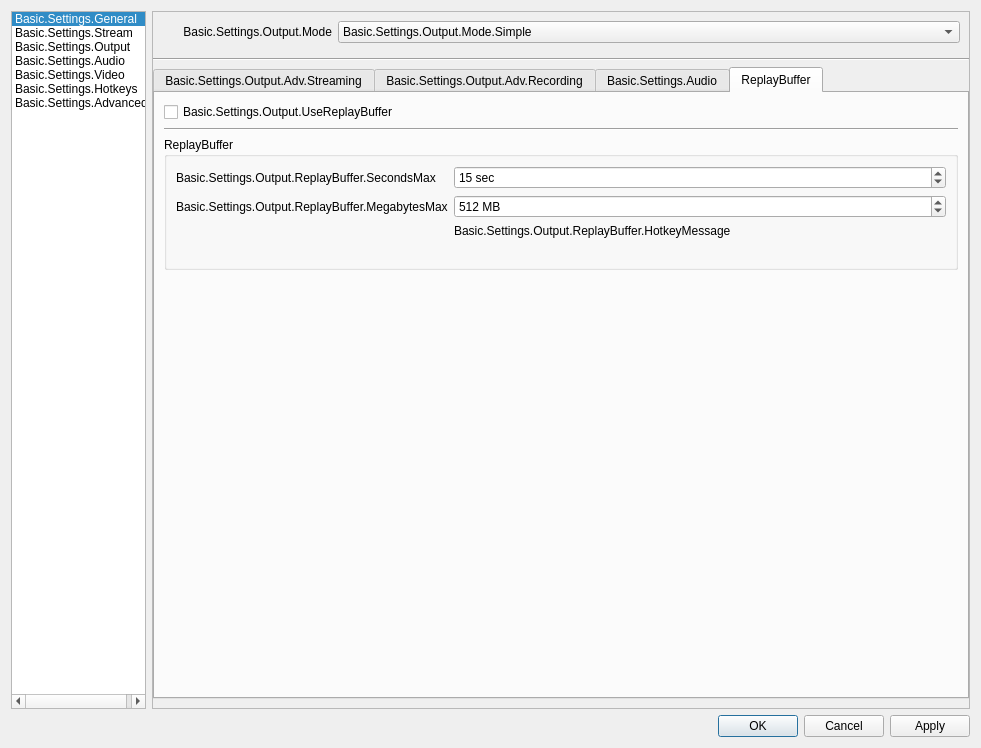
BenJuan26/obs-studio, file UI/forms/OBSBasicSettings.ui: the form before one commit.
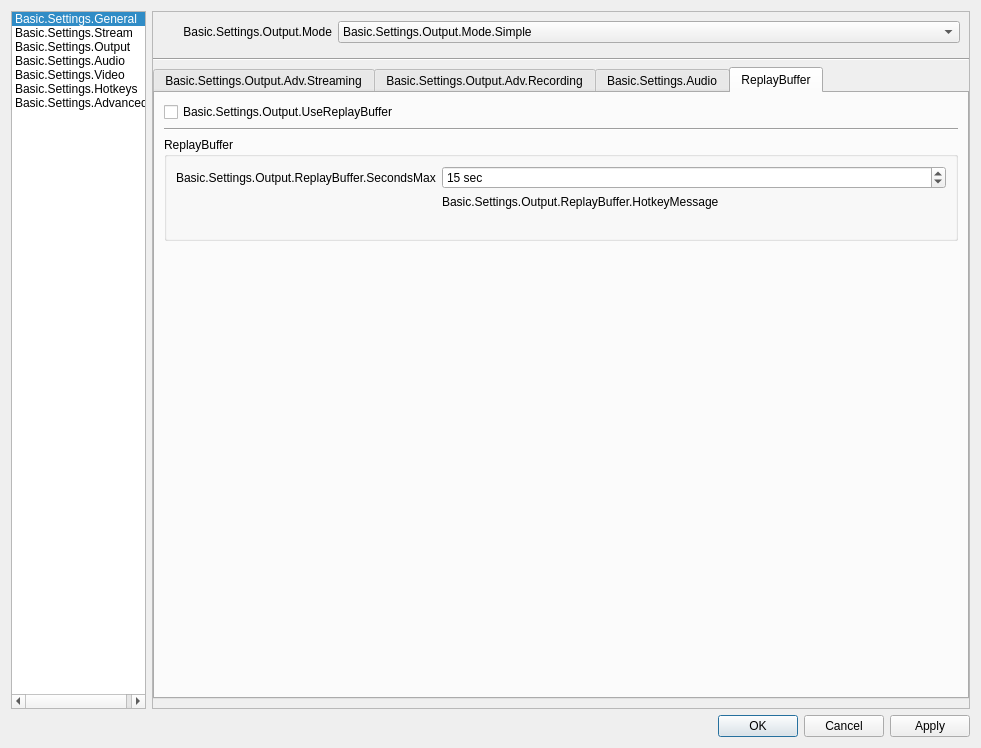
The form after the commit. Icons and pictures are not drawn.

Commit message: Fix handling of stream settings with replay buffer

Diff of the .ui file:
```diff
--- a/UI/forms/OBSBasicSettings.ui
+++ b/UI/forms/OBSBasicSettings.ui
@@ -3047,37 +3047,14 @@
                           </property>
                          </widget>
                         </item>
-                        <item row="1" column="0">
-                         <widget class="QLabel" name="advRBMegsMaxLabel">
-                          <property name="text">
-                           <string>Basic.Settings.Output.ReplayBuffer.MegabytesMax</string>
-                          </property>
-                         </widget>
-                        </item>
                         <item row="1" column="1">
-                         <widget class="QSpinBox" name="advRBMegsMax">
-                          <property name="suffix">
-                           <string notr="true"> MB</string>
-                          </property>
-                          <property name="minimum">
-                           <number>20</number>
-                          </property>
-                          <property name="maximum">
-                           <number>8192</number>
-                          </property>
-                          <property name="value">
-                           <number>512</number>
-                          </property>
-                         </widget>
-                        </item>
-                        <item row="2" column="1">
                          <widget class="QLabel" name="advRBHotkeyLabel">
                           <property name="text">
                            <string>Basic.Settings.Output.ReplayBuffer.HotkeyMessage</string>
                           </property>
                          </widget>
                         </item>
-                        <item row="3" column="1">
+                        <item row="2" column="1">
                          <widget class="QLabel" name="advRBEstimate">
                           <property name="text">
                            <string notr="true"/>
```
Left out of the diff: 4 changed lines with no effect on the pictures. The commit also changes 1 other file.
